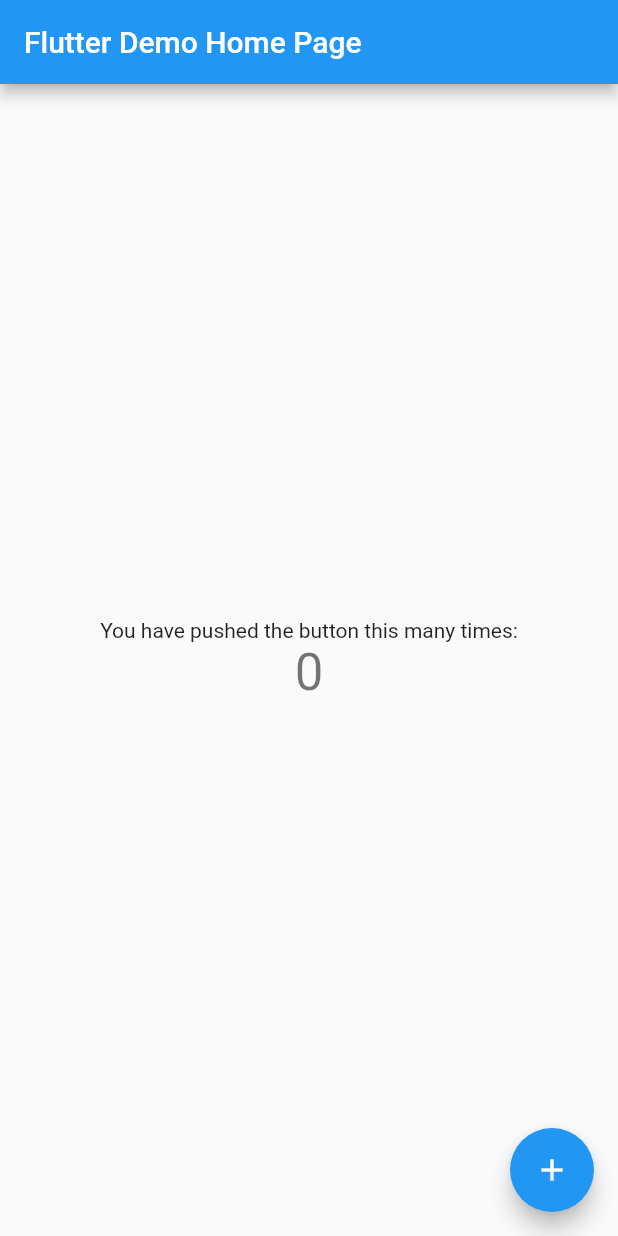
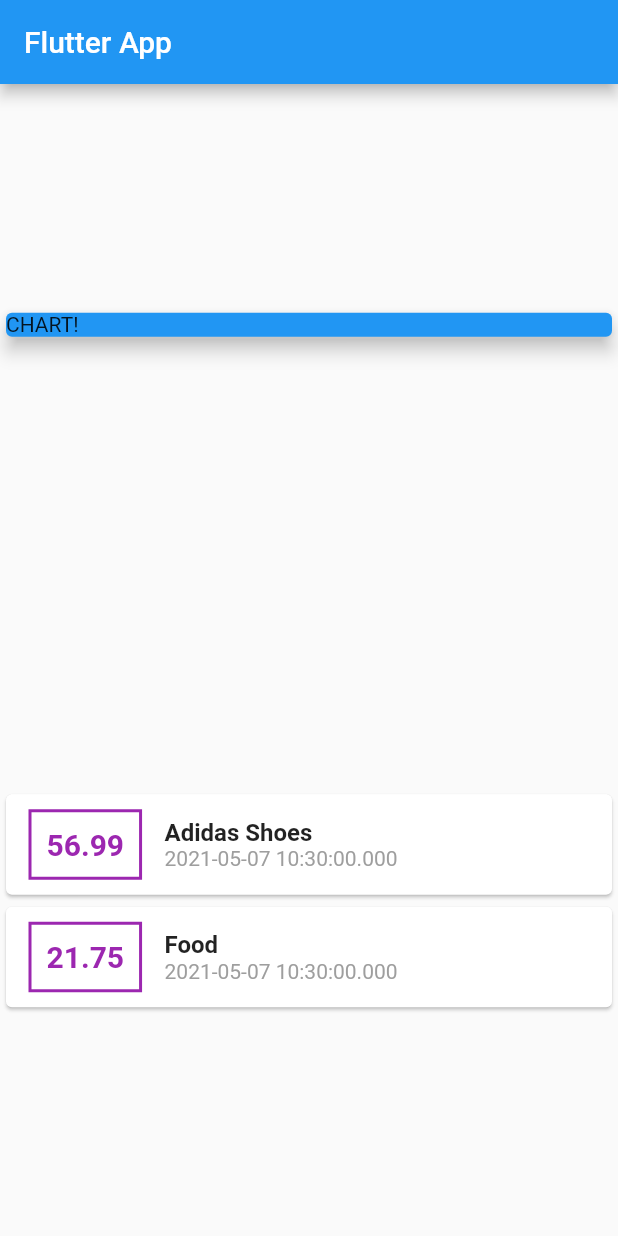
Before and after one commit to APopp524/Flutter-Learning, a Flutter app: the screen it shows after launch, on a phone screen of 412 x 824 dp. Run offline on Flutter 3.47's test engine with Material 2 defaults, Android fonts, the phone set to English and light mode, and no system bars.

Commit message:
styling changes

```diff
--- a/expense_planner/lib/main.dart
+++ b/expense_planner/lib/main.dart
@@ -1,113 +1,95 @@
 import 'package:flutter/material.dart';
 
-void main() {
-  runApp(MyApp());
-}
+import 'transaction.dart';
+
+void main() => runApp(MyApp());
 
 class MyApp extends StatelessWidget {
-  // This widget is the root of your application.
   @override
   Widget build(BuildContext context) {
     return MaterialApp(
-      title: 'Flutter Demo',
-      theme: ThemeData(
-        // This is the theme of your application.
-        //
-        // Try running your application with "flutter run". You'll see the
-        // application has a blue toolbar. Then, without quitting the app, try
-        // changing the primarySwatch below to Colors.green and then invoke
-        // "hot reload" (press "r" in the console where you ran "flutter run",
-        // or simply save your changes to "hot reload" in a Flutter IDE).
-        // Notice that the counter didn't reset back to zero; the application
-        // is not restarted.
-        primarySwatch: Colors.blue,
-      ),
-      home: MyHomePage(title: 'Flutter Demo Home Page'),
+      title: 'Flutter App',
+      home: MyHomePage(),
     );
   }
 }
 
-class MyHomePage extends StatefulWidget {
-  MyHomePage({Key key, this.title}) : super(key: key);
-
-  // This widget is the home page of your application. It is stateful, meaning
-  // that it has a State object (defined below) that contains fields that affect
-  // how it looks.
-
-  // This class is the configuration for the state. It holds the values (in this
-  // case the title) provided by the parent (in this case the App widget) and
-  // used by the build method of the State. Fields in a Widget subclass are
-  // always marked "final".
-
-  final String title;
-
-  @override
-  _MyHomePageState createState() => _MyHomePageState();
-}
-
-class _MyHomePageState extends State<MyHomePage> {
-  int _counter = 0;
-
-  void _incrementCounter() {
-    setState(() {
-      // This call to setState tells the Flutter framework that something has
-      // changed in this State, which causes it to rerun the build method below
-      // so that the display can reflect the updated values. If we changed
-      // _counter without calling setState(), then the build method would not be
-      // called again, and so nothing would appear to happen.
-      _counter++;
-    });
-  }
+class MyHomePage extends StatelessWidget {
+  final List<Transaction> transactions = [
+    Transaction(
+        id: 't1', title: 'Adidas Shoes', amount: 56.99, date: DateTime.now()),
+    Transaction(id: 't2', title: 'Food', amount: 21.75, date: DateTime.now())
+  ];
 
   @override
   Widget build(BuildContext context) {
-    // This method is rerun every time setState is called, for instance as done
-    // by the _incrementCounter method above.
-    //
-    // The Flutter framework has been optimized to make rerunning build methods
-    // fast, so that you can just rebuild anything that needs updating rather
-    // than having to individually change instances of widgets.
     return Scaffold(
       appBar: AppBar(
-        // Here we take the value from the MyHomePage object that was created by
-        // the App.build method, and use it to set our appbar title.
-        title: Text(widget.title),
+        title: Text('Flutter App'),
       ),
-      body: Center(
-        // Center is a layout widget. It takes a single child and positions it
-        // in the middle of the parent.
-        child: Column(
-          // Column is also a layout widget. It takes a list of children and
-          // arranges them vertically. By default, it sizes itself to fit its
-          // children horizontally, and tries to be as tall as its parent.
-          //
-          // Invoke "debug painting" (press "p" in the console, choose the
-          // "Toggle Debug Paint" action from the Flutter Inspector in Android
-          // Studio, or the "Toggle Debug Paint" command in Visual Studio Code)
-          // to see the wireframe for each widget.
-          //
-          // Column has various properties to control how it sizes itself and
-          // how it positions its children. Here we use mainAxisAlignment to
-          // center the children vertically; the main axis here is the vertical
-          // axis because Columns are vertical (the cross axis would be
-          // horizontal).
-          mainAxisAlignment: MainAxisAlignment.center,
-          children: <Widget>[
-            Text(
-              'You have pushed the button this many times:',
+      body: Column(
+        mainAxisAlignment: MainAxisAlignment.spaceAround,
+        crossAxisAlignment: CrossAxisAlignment.stretch,
+        children: <Widget>[
+          Container(
+            width: double.infinity,
+            child: Card(
+              color: Colors.blue,
+              child: Text('CHART!'),
+              elevation: 5,
             ),
-            Text(
-              '$_counter',
-              style: Theme.of(context).textTheme.headline4,
-            ),
-          ],
-        ),
+          ),
+          Column(
+            // tx is short for transactions
+            children: transactions.map((tx) {
+              return Card(
+                child: Row(
+                  children: <Widget>[
+                    Container(
+                      margin: EdgeInsets.symmetric(
+                        vertical: 10,
+                        horizontal: 15,
+                      ),
+                      decoration: BoxDecoration(
+                        border: Border.all(
+                          color: Colors.purple,
+                          width: 2,
+                        ),
+                      ),
+                      padding: EdgeInsets.all(10),
+                      child: Text(
+                        tx.amount.toString(),
+                        style: TextStyle(
+                          fontWeight: FontWeight.bold,
+                          fontSize: 20,
+                          color: Colors.purple,
+                        ),
+                      ),
+                    ),
+                    Column(
+                        crossAxisAlignment: CrossAxisAlignment.start,
+                        children: <Widget>[
+                          Text(
+                            tx.title,
+                            style: TextStyle(
+                              fontSize: 16,
+                              fontWeight: FontWeight.bold,
+                            ),
+                          ),
+                          Text(
+                            tx.date.toString(),
+                            style: TextStyle(
+                              color: Colors.grey,
+                            ),
+                          )
+                        ])
+                  ],
+                ),
+              );
+            }).toList(),
+          ),
+        ],
       ),
-      floatingActionButton: FloatingActionButton(
-        onPressed: _incrementCounter,
-        tooltip: 'Increment',
-        child: Icon(Icons.add),
-      ), // This trailing comma makes auto-formatting nicer for build methods.
     );
   }
 }
--- /dev/null
+++ b/expense_planner/lib/transaction.dart
@@ -0,0 +1,15 @@
+import 'package:flutter/foundation.dart';
+
+class Transaction {
+  final String id;
+  final String title;
+  final double amount;
+  final DateTime date;
+
+  Transaction({
+    @required this.id,
+    @required this.title,
+    @required this.amount,
+    @required this.date,
+  });
+}
--- a/first_project/lib/main.dart
+++ b/first_project/lib/main.dart
@@ -11,7 +11,6 @@ void main() => runApp(MyApp());
 class MyApp extends StatefulWidget {
   @override
   State<StatefulWidget> createState() {
-    // TODO: implement createState
     return _MyAppState();
   }
 }
```
